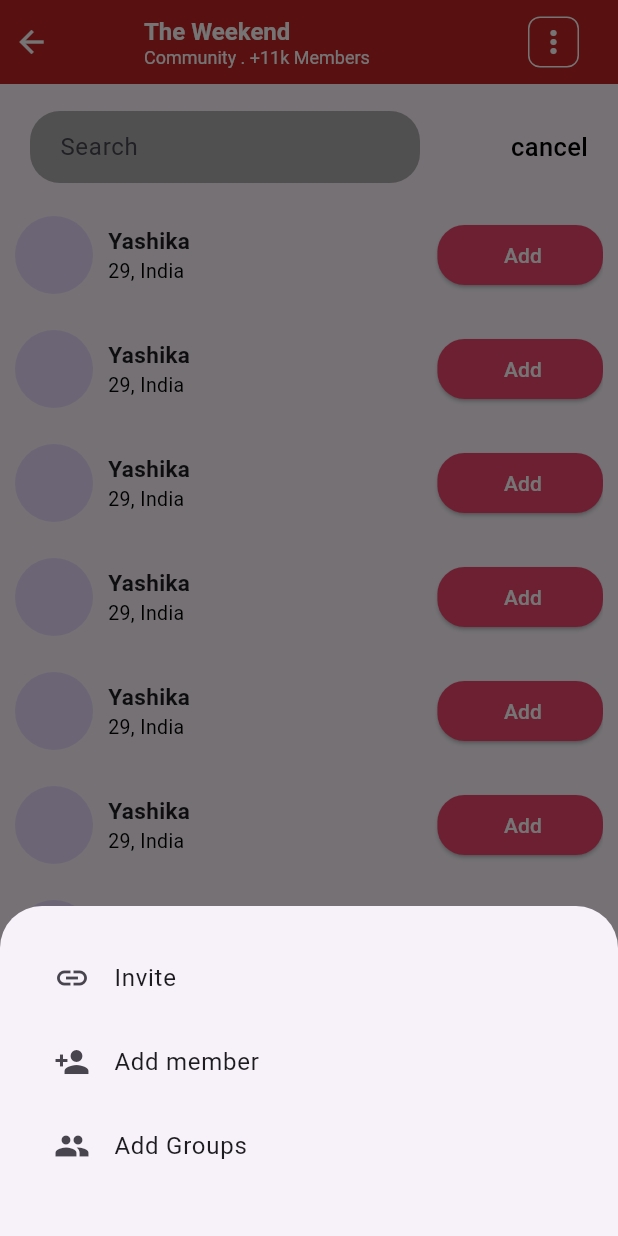
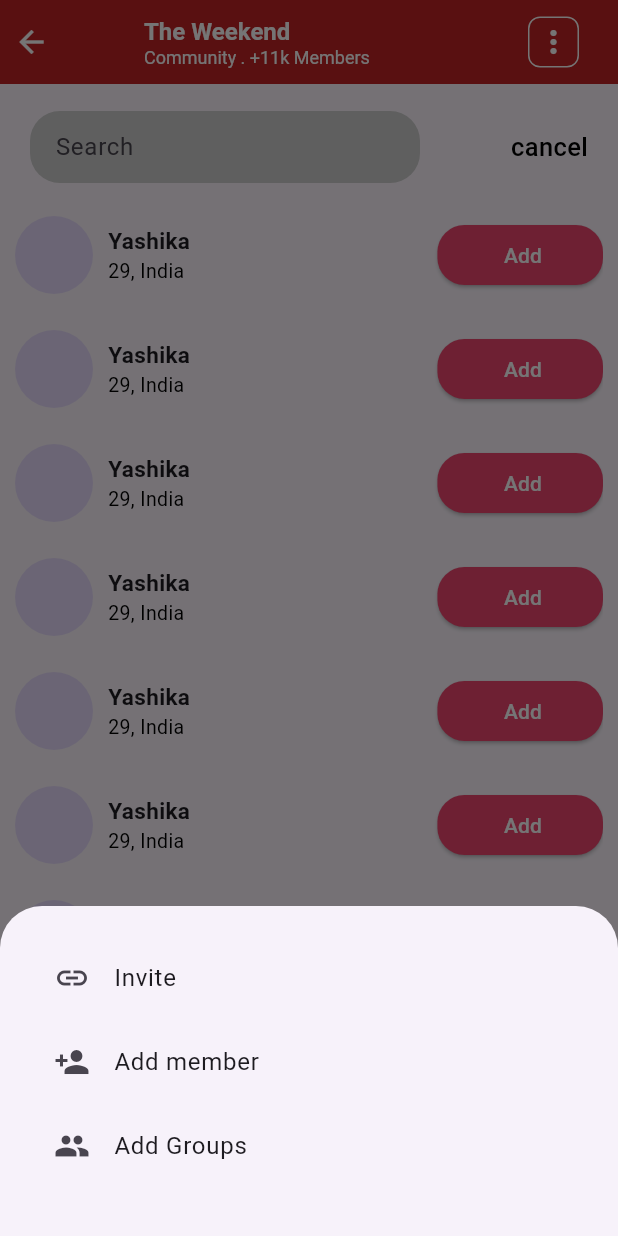
Before and after one commit to c-o-d-e-y-o-d-a/internshipTask, a Flutter app: the SearchScreen screen opened directly, after a tap on the "more vert" icon, on a phone screen of 412 x 824 dp. Run offline on Flutter 3.47's test engine with Material 3 defaults, Android fonts, the phone set to English and light mode, and no system bars; our stand-ins replace get, readmore.

Commit message:
fixed searchbox color a bit

```diff
--- a/internship_task/lib/components/searchPageContent.dart
+++ b/internship_task/lib/components/searchPageContent.dart
@@ -29,9 +29,11 @@ class _SearchPageContentState extends State<SearchPageContent> {
             decoration: InputDecoration(
               contentPadding: EdgeInsets.symmetric(horizontal: 16.0),
               hintText: 'Search',
+
               filled: true,
-              fillColor: Color.fromARGB(255, 176, 175, 175), // Grey background color
+              fillColor: Color.fromARGB(255, 207, 206, 206), // Grey background color
               border: OutlineInputBorder(
+                gapPadding: 1,
                 borderRadius: BorderRadius.circular(20.0), // Rounded corners
                 borderSide: BorderSide.none, // No border
               ),
```
